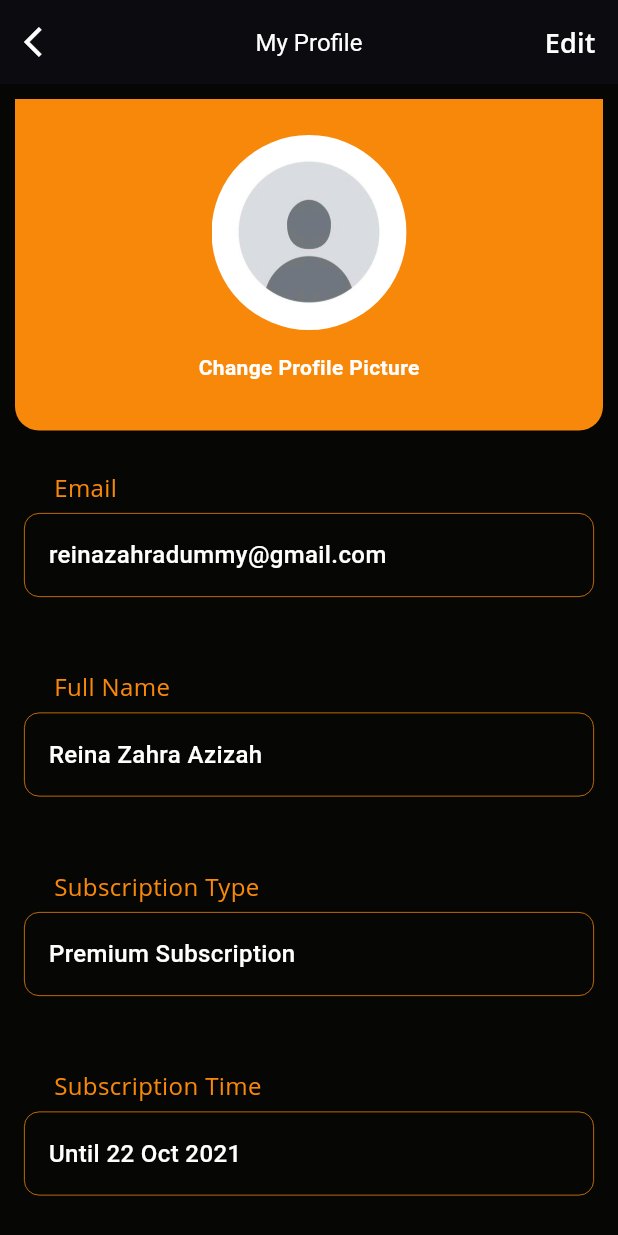
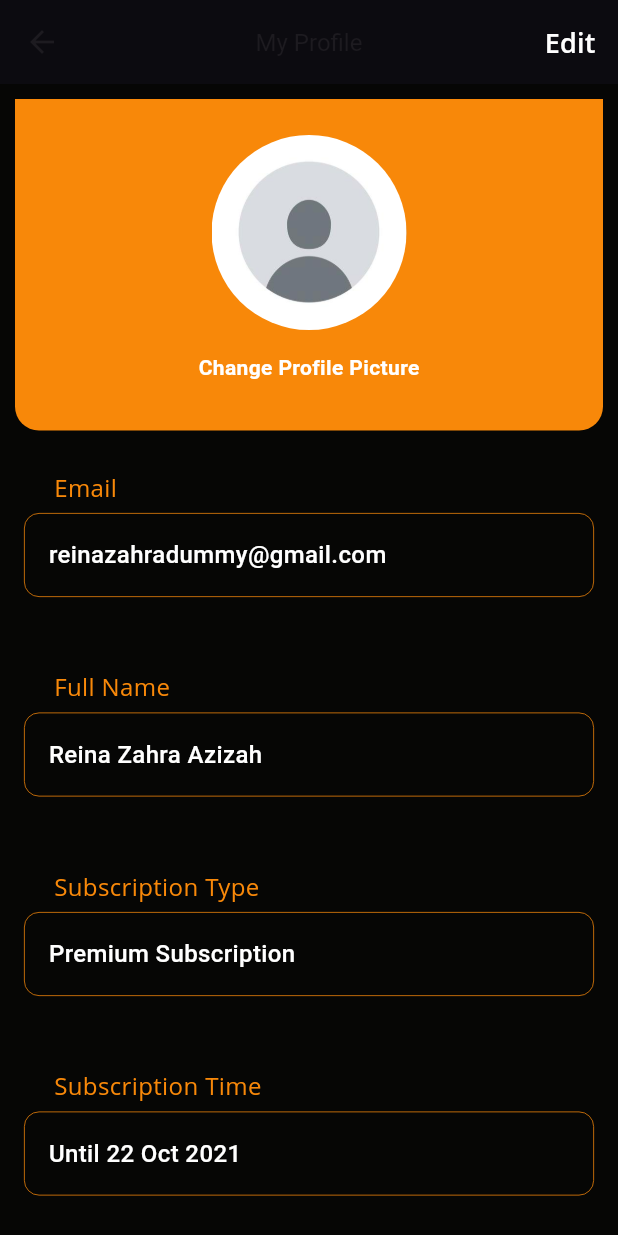
Before and after one commit to josssss07/cook_up, a Flutter app: the ProfilePage screen opened directly, on a phone screen of 412 x 824 dp. Run offline on Flutter 3.47's test engine with Material 3 defaults, Android fonts, the phone set to English and light mode, and no system bars; our stand-ins replace cloud_firestore, firebase_core, flutter_svg, google_nav_bar; accounts and stored records are empty; generated files the repository leaves out were written again; Roboto replaces fonts that are missing (Open Sans, inter).

Commit message:
bug fixes

```diff
--- a/lib/main.dart
+++ b/lib/main.dart
@@ -2,6 +2,7 @@
 import 'package:cook_up/pages/recipe_browser.dart';
 import 'package:cook_up/pages/search_page.dart';
 import 'package:cook_up/utils/AppColor.dart';
+import 'package:cook_up/utils/app_bar.dart';
 import 'package:flutter/material.dart';
 import 'package:flutter/services.dart';
 import 'package:firebase_core/firebase_core.dart';
@@ -35,7 +36,8 @@
         fontFamily: 'Open Sans',
         scaffoldBackgroundColor: AppColor.primarySoft,
       ),
-      home: ProfilePage(),
+      //home: const RecipeBrowser(), //until navbar is completedw
+      home: Appbar(),
     );
   }
 }
--- a/lib/pages/profilepage.dart
+++ b/lib/pages/profilepage.dart
@@ -14,13 +14,12 @@
         backgroundColor: AppColor.primarySoft,
         elevation: 2,
         centerTitle: true,
-        title: const Text('My Profile', style: TextStyle(fontFamily: 'inter', fontWeight: FontWeight.w400, fontSize: 16, color: Colors.white)),
-        leading: IconButton(
-          icon: const Icon(Icons.arrow_back_ios, color: Colors.white),
-          onPressed: () {
-            Navigator.of(context).pop();
-          },
-        ),
+        title: const Text('My Profile',
+          style: TextStyle(
+            fontFamily: 'inter',
+            fontWeight: FontWeight.w400,
+            fontSize: 16)
+            ),
         actions: [
           TextButton(
             onPressed: () {},
```
Also changed, not shown: lib/pages/ingrident_search.dart (deleted, +0 -19 lines), lib/utils/app_bar.dart (+15 -3 lines).
